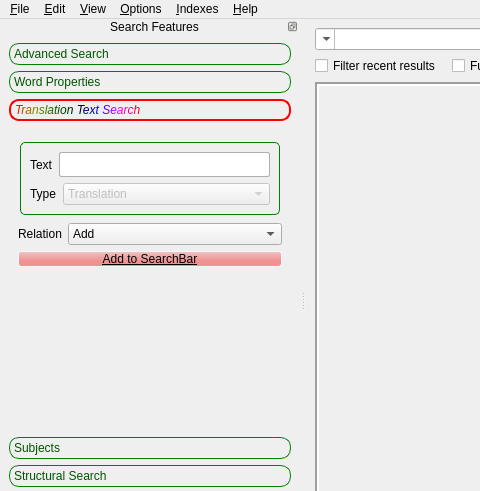
Qt form src/alfanous-desktop/UI/mainform.ui (Alfanous-team/alfanous) before a commit; both pictures show x 0 to 480 and y 0 to 491 of the 1422 by 580 pixel window.
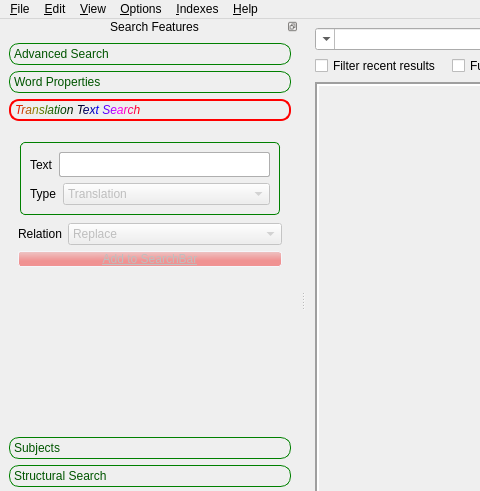
The same form after that commit. The open tabs and pages were chosen to show the change. Icons and pictures are not drawn.

Commit message: [GUI] make "replace" as default relation in search features panels

The edit to the form file:
```diff
--- a/src/alfanous-desktop/UI/mainform.ui
+++ b/src/alfanous-desktop/UI/mainform.ui
@@ -1745,7 +1745,7 @@
           <x>0</x>
           <y>0</y>
           <width>276</width>
-          <height>139</height>
+          <height>304</height>
          </rect>
         </property>
         <attribute name="label">
@@ -1844,6 +1844,12 @@
            </item>
            <item>
             <widget class="QComboBox" name="o_relation_word_2">
+             <property name="enabled">
+              <bool>false</bool>
+             </property>
+             <property name="currentIndex">
+              <number>1</number>
+             </property>
              <item>
               <property name="text">
                <string>Add</string>
@@ -1875,6 +1881,9 @@
          </item>
          <item>
           <widget class="QPushButton" name="o_add2query_translationsearch">
+           <property name="enabled">
+            <bool>false</bool>
+           </property>
            <property name="font">
             <font>
              <weight>50</weight>
```
Left out of the diff: 51 changed lines with no effect on the pictures.
